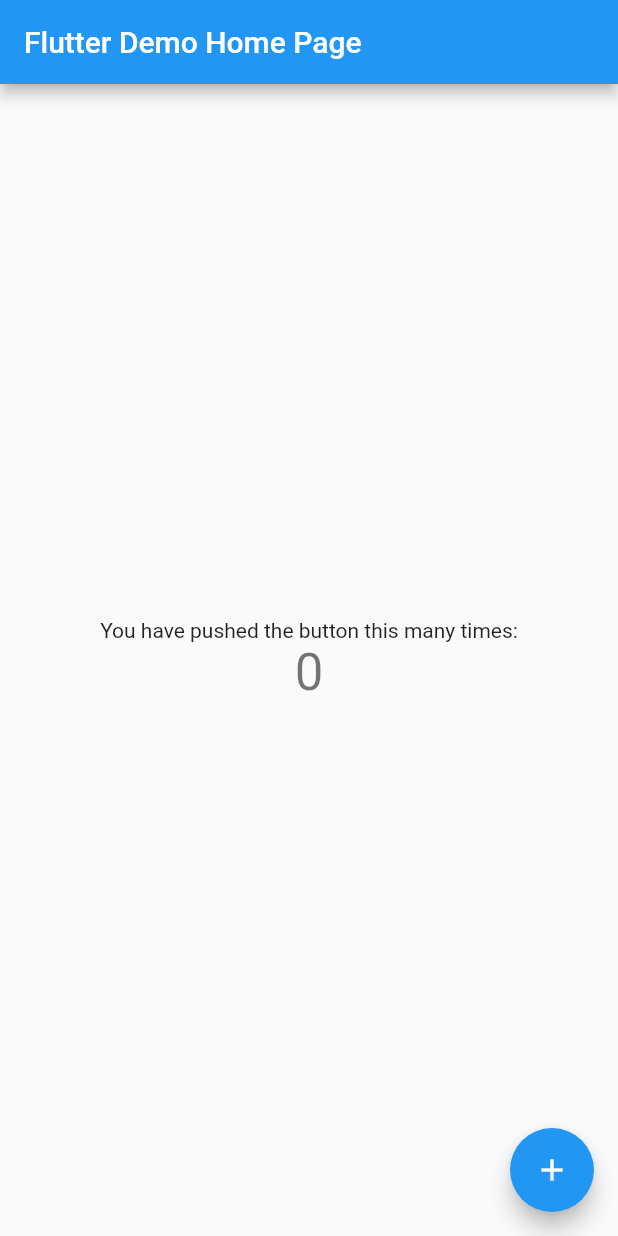
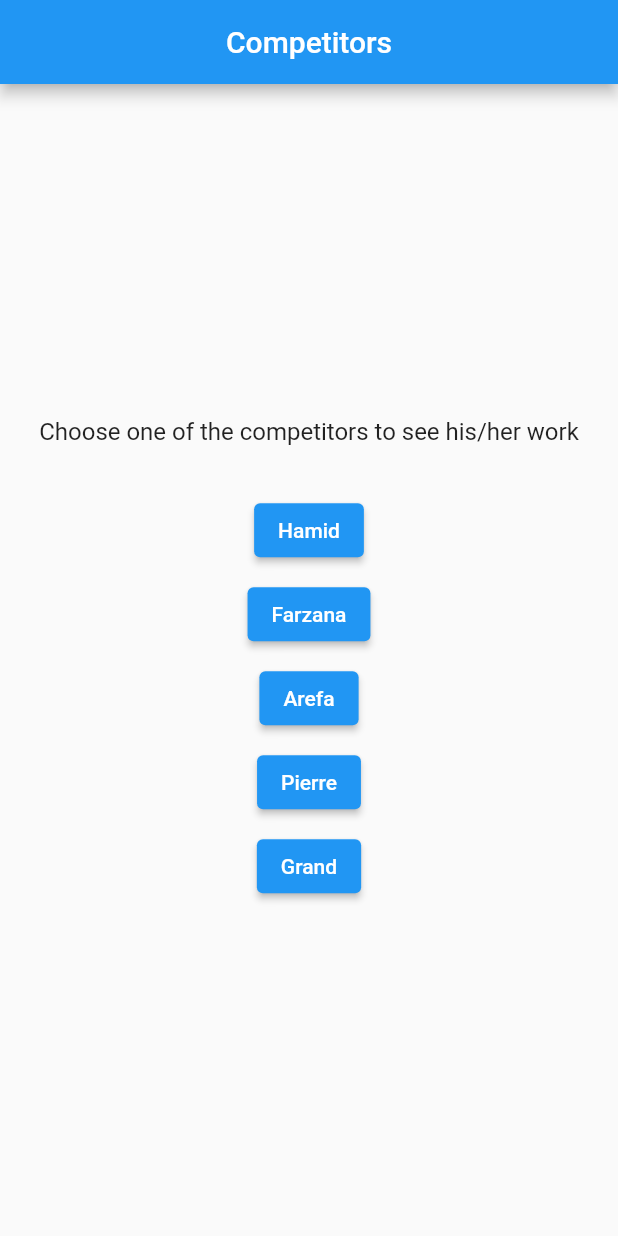
Before and after one commit to jeyhuntechnology/flutter-ui-challenges, a Flutter app: the screen it shows after launch, on a phone screen of 412 x 824 dp. Run offline on Flutter 3.47's test engine with Material 2 defaults, Android fonts, the phone set to English and light mode, and no system bars.

Commit message:
created folder structure for competition

```diff
--- /dev/null
+++ b/lib/competitors.dart
@@ -0,0 +1,63 @@
+import 'package:flutter/material.dart';
+import 'package:flutter_ui_challenges/hamid/sample_screen.dart';
+
+class CompetitorsScreen extends StatelessWidget {
+  const CompetitorsScreen({super.key});
+
+  static const routName = "competitors";
+
+  @override
+  Widget build(BuildContext context) {
+    return Scaffold(
+      appBar: AppBar(
+        title: const Text("Competitors"),
+        centerTitle: true,
+      ),
+      body: Center(
+          child: Column(
+        mainAxisSize: MainAxisSize.min,
+        children: [
+          const Text(
+            "Choose one of the competitors to see his/her work",
+            style: TextStyle(fontSize: 16),
+          ),
+          const SizedBox(
+            height: 32,
+          ),
+          ElevatedButton(
+              onPressed: () => Navigator.of(context).push(MaterialPageRoute(
+                  builder: (context) => const SampleScreen())),
+              child: Text("Hamid")),
+          const SizedBox(
+            height: 8,
+          ),
+          ElevatedButton(
+              onPressed: () => Navigator.of(context).push(MaterialPageRoute(
+                  builder: (context) => const SampleScreen())),
+              child: Text("Farzana")),
+          const SizedBox(
+            height: 8,
+          ),
+          ElevatedButton(
+              onPressed: () => Navigator.of(context).push(MaterialPageRoute(
+                  builder: (context) => const SampleScreen())),
+              child: Text("Arefa")),
+          const SizedBox(
+            height: 8,
+          ),
+          ElevatedButton(
+              onPressed: () => Navigator.of(context).push(MaterialPageRoute(
+                  builder: (context) => const SampleScreen())),
+              child: Text("Pierre")),
+          const SizedBox(
+            height: 8,
+          ),
+          ElevatedButton(
+              onPressed: () => Navigator.of(context).push(MaterialPageRoute(
+                  builder: (context) => const SampleScreen())),
+              child: Text("Grand")),
+        ],
+      )),
+    );
+  }
+}
--- a/lib/main.dart
+++ b/lib/main.dart
@@ -1,4 +1,6 @@
 import 'package:flutter/material.dart';
+import 'package:flutter_ui_challenges/competitors.dart';
+import 'package:flutter_ui_challenges/routes.dart';
 
 void main() {
   runApp(const MyApp());
@@ -13,103 +15,10 @@
     return MaterialApp(
       title: 'Flutter Demo',
       theme: ThemeData(
-        // This is the theme of your application.
-        //
-        // Try running your application with "flutter run". You'll see the
-        // application has a blue toolbar. Then, without quitting the app, try
-        // changing the primarySwatch below to Colors.green and then invoke
-        // "hot reload" (press "r" in the console where you ran "flutter run",
-        // or simply save your changes to "hot reload" in a Flutter IDE).
-        // Notice that the counter didn't reset back to zero; the application
-        // is not restarted.
         primarySwatch: Colors.blue,
       ),
-      home: const MyHomePage(title: 'Flutter Demo Home Page'),
+      initialRoute: CompetitorsScreen.routName,
+      routes: Routes.routes(),
     );
   }
 }
-
-class MyHomePage extends StatefulWidget {
-  const MyHomePage({super.key, required this.title});
-
-  // This widget is the home page of your application. It is stateful, meaning
-  // that it has a State object (defined below) that contains fields that affect
-  // how it looks.
-
-  // This class is the configuration for the state. It holds the values (in this
-  // case the title) provided by the parent (in this case the App widget) and
-  // used by the build method of the State. Fields in a Widget subclass are
-  // always marked "final".
-
-  final String title;
-
-  @override
-  State<MyHomePage> createState() => _MyHomePageState();
-}
-
-class _MyHomePageState extends State<MyHomePage> {
-  int _counter = 0;
-
-  void _incrementCounter() {
-    setState(() {
-      // This call to setState tells the Flutter framework that something has
-      // changed in this State, which causes it to rerun the build method below
-      // so that the display can reflect the updated values. If we changed
-      // _counter without calling setState(), then the build method would not be
-      // called again, and so nothing would appear to happen.
-      _counter++;
-    });
-  }
-
-  @override
-  Widget build(BuildContext context) {
-    // This method is rerun every time setState is called, for instance as done
-    // by the _incrementCounter method above.
-    //
-    // The Flutter framework has been optimized to make rerunning build methods
-    // fast, so that you can just rebuild anything that needs updating rather
-    // than having to individually change instances of widgets.
-    return Scaffold(
-      appBar: AppBar(
-        // Here we take the value from the MyHomePage object that was created by
-        // the App.build method, and use it to set our appbar title.
-        title: Text(widget.title),
-      ),
-      body: Center(
-        // Center is a layout widget. It takes a single child and positions it
-        // in the middle of the parent.
-        child: Column(
-          // Column is also a layout widget. It takes a list of children and
-          // arranges them vertically. By default, it sizes itself to fit its
-          // children horizontally, and tries to be as tall as its parent.
-          //
-          // Invoke "debug painting" (press "p" in the console, choose the
-          // "Toggle Debug Paint" action from the Flutter Inspector in Android
-          // Studio, or the "Toggle Debug Paint" command in Visual Studio Code)
-          // to see the wireframe for each widget.
-          //
-          // Column has various properties to control how it sizes itself and
-          // how it positions its children. Here we use mainAxisAlignment to
-          // center the children vertically; the main axis here is the vertical
-          // axis because Columns are vertical (the cross axis would be
-          // horizontal).
-          mainAxisAlignment: MainAxisAlignment.center,
-          children: <Widget>[
-            const Text(
-              'You have pushed the button this many times:',
-            ),
-            Text(
-              '$_counter',
-              style: Theme.of(context).textTheme.headline4,
-            ),
-          ],
-        ),
-      ),
-      floatingActionButton: FloatingActionButton(
-        onPressed: _incrementCounter,
-        tooltip: 'Increment',
-        child: const Icon(Icons.add),
-      ), // This trailing comma makes auto-formatting nicer for build methods.
-    );
-  }
-}
--- /dev/null
+++ b/lib/routes.dart
@@ -0,0 +1,10 @@
+import 'package:flutter/cupertino.dart';
+import 'package:flutter_ui_challenges/competitors.dart';
+
+class Routes {
+  Routes._();
+
+  static routes() => {
+        CompetitorsScreen.routName: (context) => const CompetitorsScreen(),
+      };
+}
```
Also changed, not shown: lib/arefa/sample_screen.dart (added, +12 -0 lines), lib/farzana/sample_screen.dart (added, +12 -0 lines), lib/grand/sample_screen.dart (added, +12 -0 lines), lib/hamid/sample_screen.dart (added, +12 -0 lines), lib/pierre/sample_screen.dart (added, +12 -0 lines).
